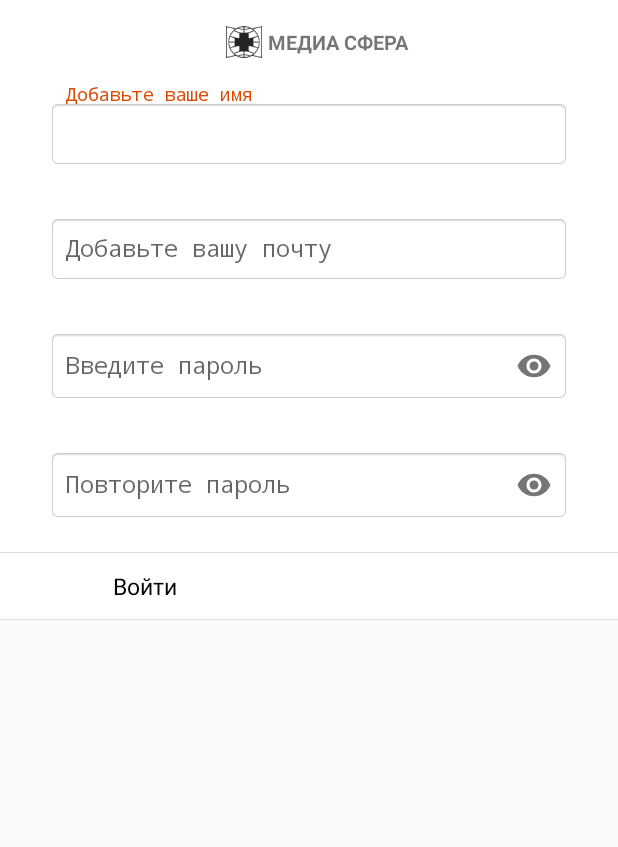
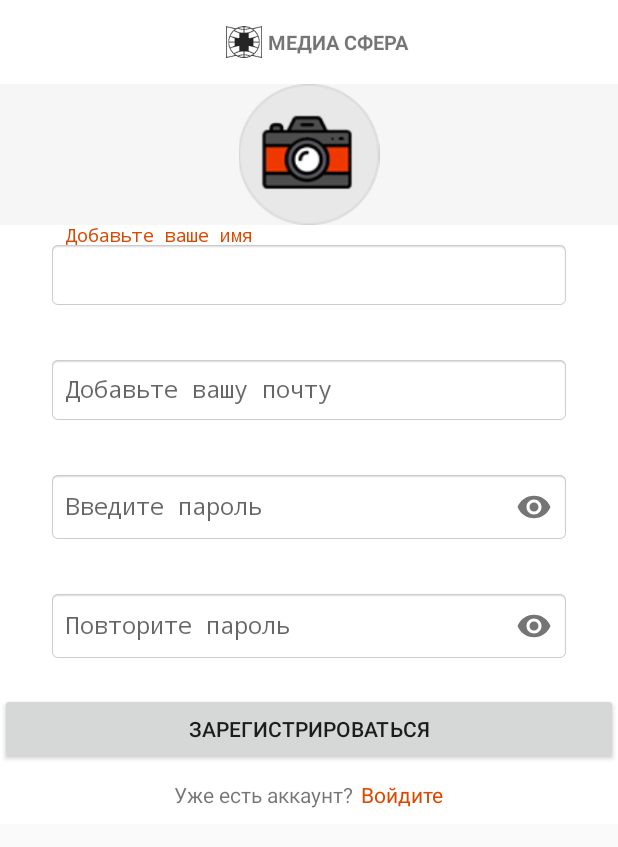
Before and after one commit to satird/MediasferaBeta3, an Android app: the layout activity_profile.xml on its own in the app's theme, with its tools: preview values and no code run, on a phone screen of 412 x 824 dp. Shown: the top 847 px of the screen. Run offline under Robolectric (Android 15) with nearby library versions, the phone set to English and light mode, and no system bars; network calls fail.

```diff
--- a/app/src/main/res/layout/activity_profile.xml
+++ b/app/src/main/res/layout/activity_profile.xml
@@ -1,5 +1,5 @@
 <?xml version="1.0" encoding="utf-8"?>
-<androidx.constraintlayout.widget.ConstraintLayout xmlns:android="http://schemas.android.com/apk/res/android"
+<androidx.coordinatorlayout.widget.CoordinatorLayout xmlns:android="http://schemas.android.com/apk/res/android"
     xmlns:app="http://schemas.android.com/apk/res-auto"
     xmlns:tools="http://schemas.android.com/tools"
     android:layout_width="match_parent"
@@ -9,15 +9,32 @@
     <com.google.android.material.appbar.AppBarLayout
         android:id="@+id/app_bar"
         android:layout_width="match_parent"
-        android:layout_height="wrap_content"
+        android:layout_height="150dp"
         android:theme="@style/ThemeOverlay.AppCompat.Dark.ActionBar"
-        app:elevation="0dp"
-        app:layout_constraintEnd_toEndOf="parent"
-        app:layout_constraintStart_toStartOf="parent"
-        app:layout_constraintTop_toTopOf="parent">
+        app:elevation="0dp">
+        <com.google.android.material.appbar.CollapsingToolbarLayout
+            android:id="@+id/detailCollapsingToolbar"
+            android:layout_width="match_parent"
+            android:layout_height="match_parent"
+            android:background="@color/colorLightBg"
+            android:fitsSystemWindows="true"
+            app:contentScrim="@color/white"
+            app:expandedTitleMarginEnd="64dp"
+            app:expandedTitleMarginStart="48dp"
+            app:layout_scrollFlags="scroll|enterAlwaysCollapsed">
 
+            <ImageView
+                android:id="@+id/magazineDetailImage"
+                android:layout_width="match_parent"
+                android:layout_height="match_parent"
+                android:scaleType="fitCenter"
+                android:src="@drawable/camera"
+                android:layout_marginTop="?attr/actionBarSize"
+                android:contentDescription="@string/detailMagazineBackground"
+                app:layout_collapseMode="parallax"
+                tools:ignore="MissingConstraints" />
             <androidx.appcompat.widget.Toolbar
-            android:id="@+id/toolbar_logo_qr"
+                android:id="@+id/toolbar_logo_setting"
                 style="@style/Toolbar"
                 android:layout_width="match_parent"
                 android:background="@color/white"
@@ -53,7 +70,18 @@
                         android:textStyle="bold" />
                 </RelativeLayout>
             </androidx.appcompat.widget.Toolbar>
+
+        </com.google.android.material.appbar.CollapsingToolbarLayout>
+
     </com.google.android.material.appbar.AppBarLayout>
+    <androidx.core.widget.NestedScrollView
+        android:layout_width="match_parent"
+        android:layout_height="wrap_content"
+        app:layout_behavior="@string/appbar_scrolling_view_behavior">
+        <LinearLayout
+            android:layout_width="match_parent"
+            android:layout_height="wrap_content"
+            android:orientation="vertical">
             <LinearLayout
                 android:id="@+id/profileInputContainer"
                 android:layout_width="match_parent"
@@ -131,7 +159,9 @@
                 </com.google.android.material.textfield.TextInputLayout>
 
             </LinearLayout>
+
             <LinearLayout
+                android:id="@+id/linearLayout3"
                 android:layout_width="match_parent"
                 android:layout_height="wrap_content"
                 android:background="@color/white"
@@ -139,22 +169,52 @@
                 app:layout_constraintEnd_toEndOf="parent"
                 app:layout_constraintStart_toStartOf="parent"
                 app:layout_constraintTop_toBottomOf="@id/profileInputContainer">
-        <TextView
+
+                <Button
                     android:id="@+id/signInBtn"
                     android:layout_width="match_parent"
                     android:layout_height="wrap_content"
-            android:textColor="@color/black"
-            android:textSize="15sp"
-            android:textStyle="normal"
-            android:clickable="true"
                     android:onClick="loginSignUpUser"
                     android:text="@string/signInBtn"
-            android:paddingTop="12dp"
-            android:paddingBottom="12dp"
-            android:paddingStart="75dp"
-            android:paddingEnd="40dp"
-            android:background="@drawable/text_lines_top_bottom"
-            android:focusable="true" />
+                    app:layout_constraintEnd_toEndOf="parent"
+                    app:layout_constraintTop_toTopOf="@+id/linearLayout3" />
+                <LinearLayout
+                    android:layout_width="match_parent"
+                    android:layout_height="wrap_content"
+                    android:orientation="horizontal"
+                    android:paddingTop="10dp"
+                    android:paddingBottom="10dp"
+                    android:gravity="center_horizontal">
+                    <TextView
+                        android:id="@+id/textSignInBtn"
+                        android:layout_width="wrap_content"
+                        android:layout_height="wrap_content"
+                        android:text="@string/textSignUpBtn"
+                        android:layout_marginEnd="5dp"/>
+                    <TextView
+                        android:id="@+id/signUpBtn"
+                        android:layout_width="wrap_content"
+                        android:layout_height="wrap_content"
+                        android:focusable="true"
+                        android:clickable="true"
+                        android:onClick="toggleLoginSignInUser"
+                        android:textColor="@color/orange"
+                        android:text="@string/signUpBnt"/>
                 </LinearLayout>
+            </LinearLayout>
+        </LinearLayout>
+    </androidx.core.widget.NestedScrollView>
 
-</androidx.constraintlayout.widget.ConstraintLayout>
+<!--    <com.google.android.material.appbar.AppBarLayout-->
+<!--        android:id="@+id/detailAppBar"-->
+<!--        android:layout_width="match_parent"-->
+<!--        android:layout_height="150dp"-->
+<!--        app:layout_constraintEnd_toEndOf="parent"-->
+<!--        app:layout_constraintStart_toStartOf="parent"-->
+<!--        app:layout_constraintTop_toTopOf="parent"-->
+<!--        android:fitsSystemWindows="true">-->
+
+
+
+<!--    </com.google.android.material.appbar.AppBarLayout>-->
+</androidx.coordinatorlayout.widget.CoordinatorLayout>
--- a/app/src/main/res/values/strings.xml
+++ b/app/src/main/res/values/strings.xml
@@ -81,9 +81,12 @@
     <string name="accaunt_title">Аккаунт</string>
     <string name="edit_text_password">Введите пароль</string>
     <string name="edit_text_confirm_password">Повторите пароль</string>
-    <string name="signInBtn">Войти</string>
+    <string name="signInBtn">Зарегистрироваться</string>
     <string name="languageBtn">Язык</string>
     <string name="restoreBtn">Восстановить покупки</string>
     <string name="profileBtn">Мои данные</string>
     <string name="detailMagazineBackground">Обложка на заднем фоне</string>
+    <string name="setting_sun">Настройки</string>
+    <string name="textSignUpBtn">Уже есть аккаунт?</string>
+    <string name="signUpBnt">Войдите</string>
 </resources>
--- a/build.gradle
+++ b/build.gradle
@@ -7,7 +7,7 @@ buildscript {
 
     }
     dependencies {
-        classpath 'com.android.tools.build:gradle:3.4.2'
+        classpath 'com.android.tools.build:gradle:3.5.0'
 
         // NOTE: Do not place your application dependencies here; they belong
         // in the individual module build.gradle files
```
Also changed, not shown: app/src/main/java/com/example/mediasferaflash/ProfileActivity.java (+32 -4 lines), app/src/main/res/menu/setting_menu.xml (added, +9 -0 lines), gradle/wrapper/gradle-wrapper.properties. Lines whose indentation alone changed are shown as unchanged.
